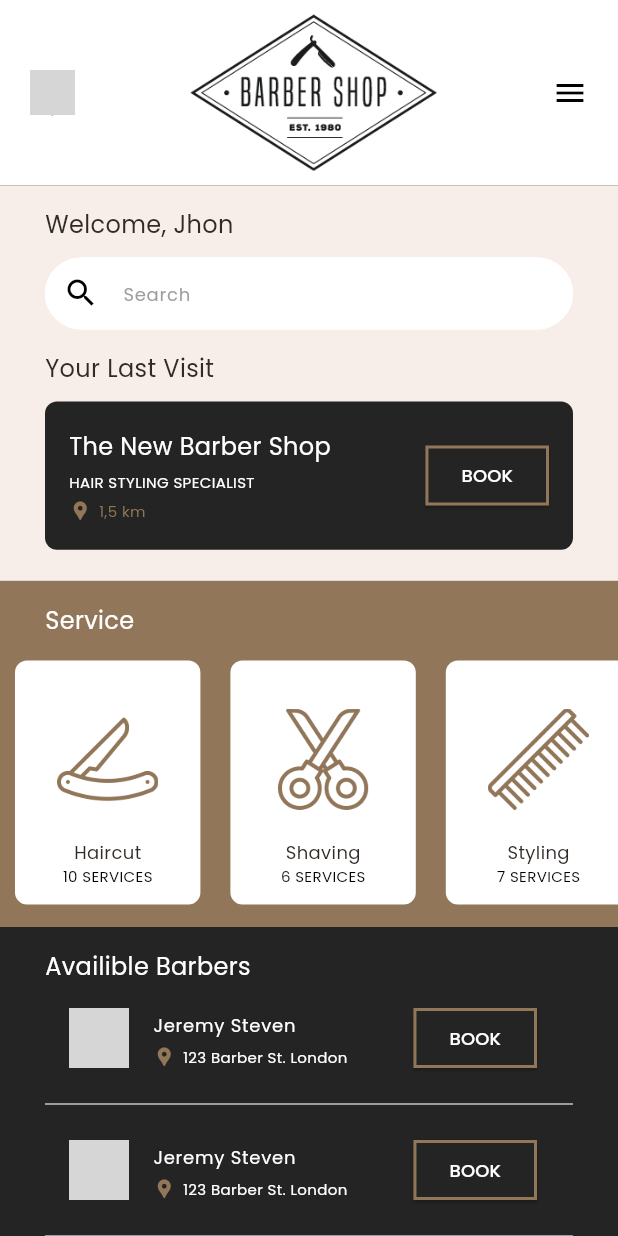
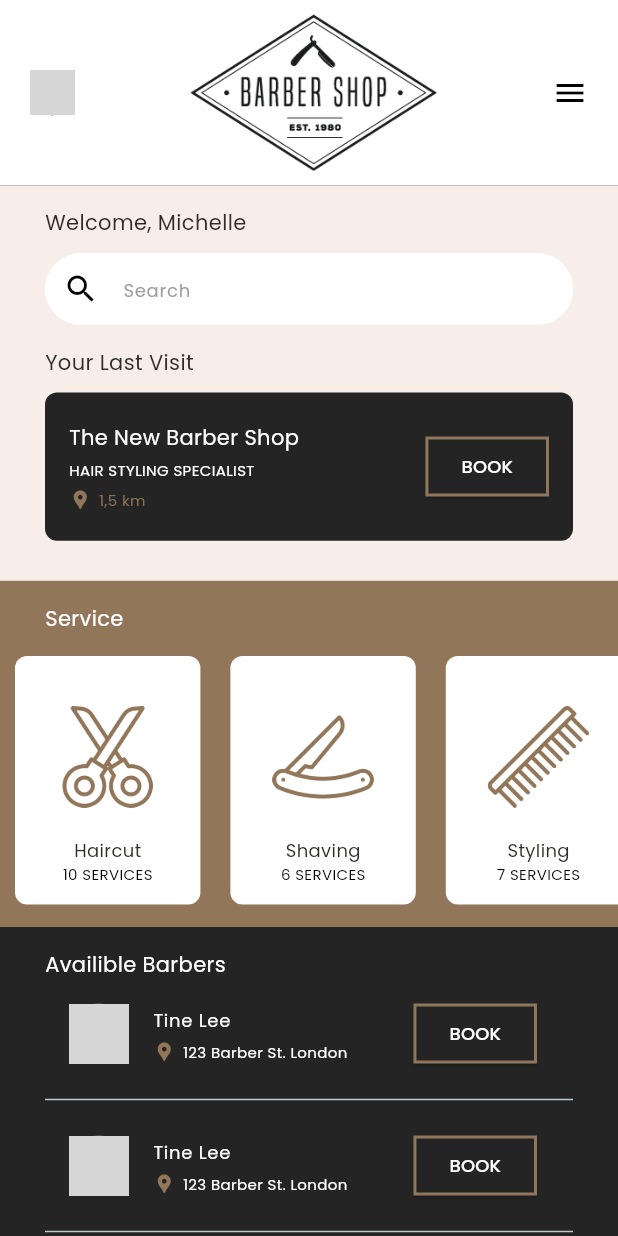
Before and after one commit to Rofiq126/Coffee_shop_app_slicing, a Flutter app: the HomeScreen screen opened directly, on a phone screen of 412 x 824 dp. Run offline on Flutter 3.47's test engine with Material 2 defaults, Android fonts, the phone set to English and light mode, and no system bars; network calls fail; grey boxes are pictures that could not be loaded.

Commit message:
add detail screen

```diff
--- a/lib/common/style/style.dart
+++ b/lib/common/style/style.dart
@@ -26,8 +26,8 @@ class Styles {
       TextStyle(fontFamily: 'Poppins', fontSize: 12, color: Color(0xFF302B27));
 
   static const TextStyle txtGeneralTitleWhite =
-      TextStyle(fontFamily: 'Poppins', fontSize: 16, color: Colors.white);
+      TextStyle(fontFamily: 'Poppins', fontSize: 14, color: Colors.white);
 
   static const TextStyle txtGeneralTitleBlack =
-      TextStyle(fontFamily: 'Poppins', fontSize: 16, color: Color(0xFF302B27));
+      TextStyle(fontFamily: 'Poppins', fontSize: 14, color: Color(0xFF302B27));
 }
--- a/lib/view/home_screen/component/data.dart
+++ b/lib/view/home_screen/component/data.dart
@@ -1,10 +1,15 @@
+import 'package:barbershop_app/view/detail_service/detail_service.dart';
+import 'package:flutter/material.dart';
+
 class DataAsset {
   String name;
   String pathName;
   String numberService;
+  Widget rounte;
 
   DataAsset(
       {required this.name,
+      required this.rounte,
       required this.pathName,
       required this.numberService});
 }
@@ -13,15 +18,18 @@ class DatabaseAsset {
   List<DataAsset> dataAsset = [
     DataAsset(
         name: 'Haircut',
-        pathName: 'asset/icon/haircut_icon.png',
-        numberService: '10 SERVICES'),
+        pathName: 'asset/icon/shaving_icon.png',
+        numberService: '10 SERVICES',
+        rounte: DetailService()),
     DataAsset(
         name: 'Shaving',
-        pathName: 'asset/icon/shaving_icon.png',
-        numberService: '6 SERVICES'),
+        pathName: 'asset/icon/haircut_icon.png',
+        numberService: '6 SERVICES',
+        rounte: DetailService()),
     DataAsset(
         name: 'Styling',
         pathName: 'asset/icon/styling_icon.png',
-        numberService: '7 SERVICES')
+        numberService: '7 SERVICES',
+        rounte: DetailService())
   ];
 }
--- /dev/null
+++ b/lib/view/home_screen/component/list_bottom_barber.dart
@@ -0,0 +1,79 @@
+import 'package:barbershop_app/common/style/style.dart';
+import 'package:barbershop_app/common/widget/custom_button.dart';
+import 'package:flutter/material.dart';
+
+class ListBottomBarber extends StatefulWidget {
+  ListBottomBarber({Key? key}) : super(key: key);
+
+  @override
+  State<ListBottomBarber> createState() => _ListBottomBarberState();
+}
+
+class _ListBottomBarberState extends State<ListBottomBarber> {
+  @override
+  Widget build(BuildContext context) {
+    return Padding(
+      padding: const EdgeInsets.only(left: 30, top: 15, right: 30),
+      child: Column(
+        crossAxisAlignment: CrossAxisAlignment.start,
+        children: [
+          const Text(
+            'Availible Barbers',
+            style: Styles.txtGeneralTitleWhite,
+          ),
+          ListView.builder(
+              itemCount: 3,
+              physics: const NeverScrollableScrollPhysics(),
+              shrinkWrap: true,
+              itemBuilder: (context, index) {
+                return Column(
+                  children: [
+                    ListTile(
+                      leading: Container(
+                        width: 40,
+                        height: 40,
+                        decoration: BoxDecoration(
+                            color: Styles.brown,
+                            borderRadius: BorderRadius.circular(100),
+                            image: const DecorationImage(
+                                image: NetworkImage(
+                                    'https://i.pinimg.com/564x/0b/d9/1f/0bd91ffc49532aa1a3fea4f9235673e1.jpg'),
+                                fit: BoxFit.cover)),
+                      ),
+                      title: const Text(
+                        'Tine Lee',
+                        style: Styles.txtGeneralWhite,
+                      ),
+                      subtitle: const Row(
+                        children: [
+                          Icon(
+                            Icons.location_pin,
+                            color: Styles.brown,
+                            size: 15,
+                          ),
+                          SizedBox(
+                            width: 5,
+                          ),
+                          Text(
+                            '123 Barber St. London',
+                            style: Styles.txtGeneralWhiteSmall,
+                          )
+                        ],
+                      ),
+                      trailing: CustomButton(
+                          buttonName: 'BOOK',
+                          navigator: () {},
+                          buttonColor: Styles.black,
+                          textStyle: Styles.txtGeneralWhite),
+                    ),
+                    const Divider(
+                      height: 16,
+                    )
+                  ],
+                );
+              })
+        ],
+      ),
+    );
+  }
+}
--- a/lib/view/home_screen/home_screen.dart
+++ b/lib/view/home_screen/home_screen.dart
@@ -4,6 +4,7 @@ import 'package:barbershop_app/common/widget/custom_button.dart';
 import 'package:barbershop_app/view/home_screen/component/benner.dart';
 import 'package:barbershop_app/view/home_screen/component/carousel_service.dart';
 import 'package:barbershop_app/view/home_screen/component/data.dart';
+import 'package:barbershop_app/view/home_screen/component/list_bottom_barber.dart';
 import 'package:barbershop_app/view/home_screen/component/search_field.dart';
 import 'package:flutter/material.dart';
 
@@ -57,7 +58,7 @@ class _HomeScreenState extends State<HomeScreen> {
                     crossAxisAlignment: CrossAxisAlignment.start,
                     children: [
                       const Text(
-                        'Welcome, Jhon',
+                        'Welcome, Michelle',
                         style: Styles.txtGeneralTitleBlack,
                       ),
                       const SizedBox(
@@ -84,67 +85,7 @@ class _HomeScreenState extends State<HomeScreen> {
                   height: size.height * 0.28,
                   decoration: const BoxDecoration(color: Styles.brown),
                   child: CarouselService()),
-              Padding(
-                padding: const EdgeInsets.only(left: 30, top: 15, right: 30),
-                child: Column(
-                  crossAxisAlignment: CrossAxisAlignment.start,
-                  children: [
-                    const Text(
-                      'Availible Barbers',
-                      style: Styles.txtGeneralTitleWhite,
-                    ),
-                    ListView.builder(
-                        itemCount: 3,
-                        physics: const NeverScrollableScrollPhysics(),
-                        shrinkWrap: true,
-                        itemBuilder: (context, index) {
-                          return Column(
-                            children: [
-                              ListTile(
-                                leading: Container(
-                                  width: 40,
-                                  height: 40,
-                                  decoration: BoxDecoration(
-                                      color: Styles.brown,
-                                      borderRadius: BorderRadius.circular(100),
-                                      image: const DecorationImage(
-                                          image: NetworkImage(''))),
-                                ),
-                                title: const Text(
-                                  'Jeremy Steven',
-                                  style: Styles.txtGeneralWhite,
-                                ),
-                                subtitle: const Row(
-                                  children: [
-                                    Icon(
-                                      Icons.location_pin,
-                                      color: Styles.brown,
-                                      size: 15,
-                                    ),
-                                    SizedBox(
-                                      width: 5,
-                                    ),
-                                    Text(
-                                      '123 Barber St. London',
-                                      style: Styles.txtGeneralWhiteSmall,
-                                    )
-                                  ],
-                                ),
-                                trailing: CustomButton(
-                                    buttonName: 'BOOK',
-                                    navigator: () {},
-                                    buttonColor: Styles.black,
-                                    textStyle: Styles.txtGeneralWhite),
-                              ),
-                              const Divider(
-                                height: 16,
-                              )
-                            ],
-                          );
-                        })
-                  ],
-                ),
-              ),
+              ListBottomBarber()
             ],
           ),
         ),
```
Also changed, not shown: lib/view/detail_service/component/data_radio.dart (added, +24 -0 lines), lib/view/detail_service/component/radio_button_service.dart (added, +44 -0 lines), lib/view/detail_service/detail_service.dart (added, +112 -0 lines).
